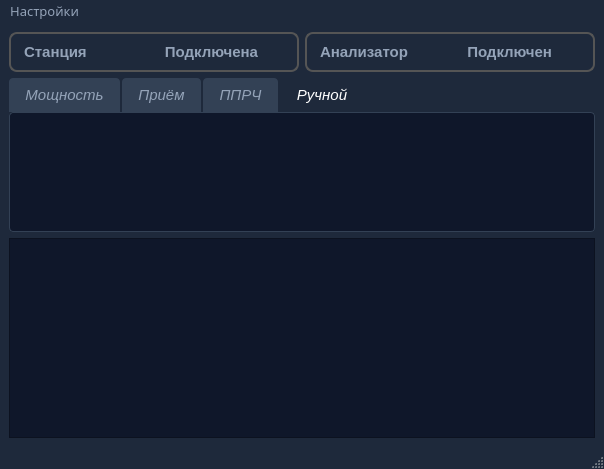
Old version of the form mainwindow.ui in the repository vitalisimys/Check_station.
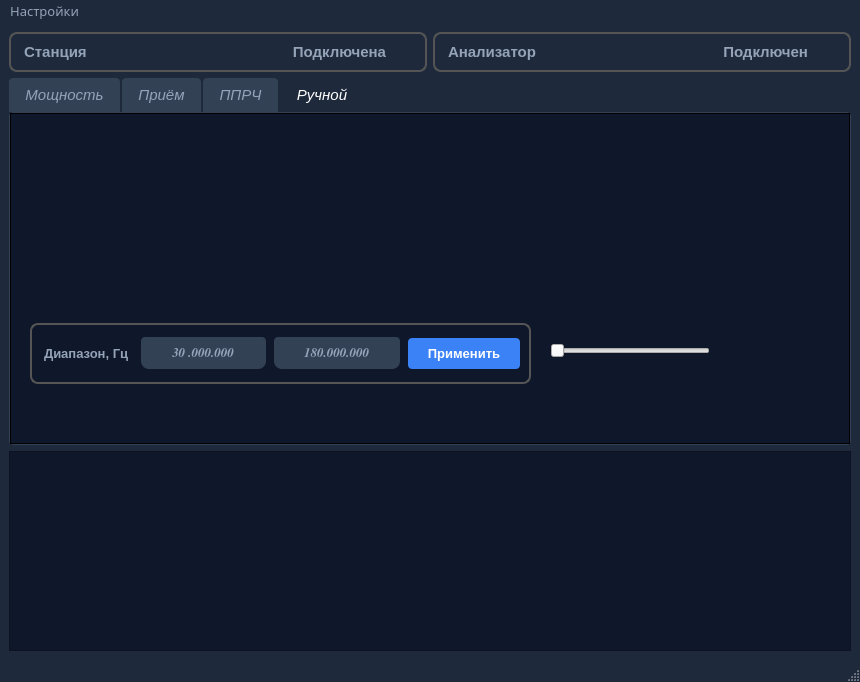
New version of the form. The open tabs and pages were chosen to show the change. Icons and pictures are not drawn. Custom widgets are drawn as their Qt base class.

Patch:
```diff
--- a/mainwindow.ui
+++ b/mainwindow.ui
@@ -9,8 +9,8 @@
    <rect>
     <x>0</x>
     <y>0</y>
-    <width>604</width>
-    <height>469</height>
+    <width>860</width>
+    <height>682</height>
    </rect>
   </property>
   <property name="windowTitle">
@@ -261,35 +261,47 @@
       </property>
       <property name="styleSheet">
        <string notr="true">QTabWidget::pane {
-    border: 1px solid #334155;
-    background-color: #0f172a;
-    border-radius: 4px;
-	color: #94a3b8;
+border: 1px solid #334155;
+background-color: #0f172a;
+border-radius: 4px;
+color: #94a3b8;
 }
 
-
 QTabBar::tab {
-    background-color: #334155;
-    color: #94a3b8;
-    padding: 8px 16px;
-    margin-right: 2px;
-    border-top-left-radius: 4px;
-    border-top-right-radius: 4px;
+background-color: #334155;
+color: #94a3b8;
+padding: 8px 16px;
+margin-right: 2px;
+border-top-left-radius: 4px;
+border-top-right-radius: 4px;
 }
 
 QTabBar::tab:selected {
-    background-color: #1e293b;
-    color: #ffffff;
+background-color: #1e293b;
+color: #ffffff;
 }
 
 QTabBar::tab:hover:!selected {
     background-color: #475569;
+}
+
+QTabBar::tab:disabled {
+    background-color: #1e293b;
+    color: #64748b;
+}
+
+#tabPower, #tabFHSS, #tabHands, #tabRecieve {
+    background-color: #0f172a;
+    border: 1px solid transparent; /* или solid #334155, если нужна рамка */
 }</string>
       </property>
       <property name="currentIndex">
        <number>0</number>
       </property>
-      <widget class="QWidget" name="tab">
+      <property name="elideMode">
+       <enum>Qt::ElideNone</enum>
+      </property>
+      <widget class="QWidget" name="tabPower">
        <property name="styleSheet">
         <string notr="true">#tab {
 background: #0f172a;
@@ -310,10 +322,223 @@
         <string>ППРЧ</string>
        </attribute>
       </widget>
-      <widget class="QWidget" name="tab_4">
+      <widget class="QWidget" name="tabHands">
+       <property name="styleSheet">
+        <string notr="true">#tabHands {
+background: #0f172a;
+border: 1px solid
+}</string>
+       </property>
        <attribute name="title">
         <string>Ручной</string>
        </attribute>
+       <widget class="QCustomPlot" name="plotWidget" native="true">
+        <property name="geometry">
+         <rect>
+          <x>0</x>
+          <y>10</y>
+          <width>321</width>
+          <height>171</height>
+         </rect>
+        </property>
+       </widget>
+       <widget class="QFrame" name="frameRange">
+        <property name="geometry">
+         <rect>
+          <x>20</x>
+          <y>210</y>
+          <width>501</width>
+          <height>61</height>
+         </rect>
+        </property>
+        <property name="sizePolicy">
+         <sizepolicy hsizetype="Preferred" vsizetype="Fixed">
+          <horstretch>0</horstretch>
+          <verstretch>0</verstretch>
+         </sizepolicy>
+        </property>
+        <property name="styleSheet">
+         <string notr="true">#frameRange {
+    color: #10b981;
+    border-radius: 8px;        /* Закругленные углы*/ 
+    border: 2px solid #555555; /* Тонкая рамка */
+}</string>
+        </property>
+        <property name="frameShape">
+         <enum>QFrame::StyledPanel</enum>
+        </property>
+        <property name="frameShadow">
+         <enum>QFrame::Raised</enum>
+        </property>
+        <layout class="QHBoxLayout" name="horizontalLayout_4">
+         <item>
+          <widget class="QLabel" name="labelRange">
+           <property name="font">
+            <font>
+             <pointsize>10</pointsize>
+             <bold>true</bold>
+            </font>
+           </property>
+           <property name="styleSheet">
+            <string notr="true">#labelRange {
+    color: #94a3b8;
+    margin-right: 2px;
+}</string>
+           </property>
+           <property name="text">
+            <string>Диапазон, Гц</string>
+           </property>
+          </widget>
+         </item>
+         <item>
+          <widget class="QLineEdit" name="lineEditFreqStart">
+           <property name="sizePolicy">
+            <sizepolicy hsizetype="Fixed" vsizetype="Fixed">
+             <horstretch>0</horstretch>
+             <verstretch>0</verstretch>
+            </sizepolicy>
+           </property>
+           <property name="font">
+            <font>
+             <family>FreeSerif</family>
+             <pointsize>10</pointsize>
+             <italic>true</italic>
+             <bold>true</bold>
+            </font>
+           </property>
+           <property name="styleSheet">
+            <string notr="true">#lineEditFreqStart{
+background-color: #334155;
+border-radius: 8px;        /* Закругленные углы*/ 
+color: #94a3b8;
+padding: 8px 16px;
+margin-right: 2px;
+border-top-left-radius: 4px;
+border-top-right-radius: 4px;
+}</string>
+           </property>
+           <property name="inputMask">
+            <string>999.999.999</string>
+           </property>
+           <property name="text">
+            <string>30.000.000</string>
+           </property>
+           <property name="frame">
+            <bool>false</bool>
+           </property>
+           <property name="echoMode">
+            <enum>QLineEdit::Normal</enum>
+           </property>
+           <property name="alignment">
+            <set>Qt::AlignCenter</set>
+           </property>
+           <property name="placeholderText">
+            <string>0000.000.000</string>
+           </property>
+          </widget>
+         </item>
+         <item>
+          <widget class="QLineEdit" name="lineEditFreqStop">
+           <property name="sizePolicy">
+            <sizepolicy hsizetype="Fixed" vsizetype="Fixed">
+             <horstretch>0</horstretch>
+             <verstretch>0</verstretch>
+            </sizepolicy>
+           </property>
+           <property name="font">
+            <font>
+             <family>FreeSerif</family>
+             <pointsize>10</pointsize>
+             <italic>true</italic>
+             <bold>true</bold>
+            </font>
+           </property>
+           <property name="styleSheet">
+            <string notr="true">#lineEditFreqStop{
+background-color: #334155;
+color: #94a3b8;
+border-radius: 8px;        /* Закругленные углы*/ 
+padding: 8px 16px;
+margin-right: 2px;
+border-top-left-radius: 4px;
+border-top-right-radius: 4px;
+}</string>
+           </property>
+           <property name="inputMask">
+            <string>999.999.999</string>
+           </property>
+           <property name="text">
+            <string>180.000.000</string>
+           </property>
+           <property name="alignment">
+            <set>Qt::AlignCenter</set>
+           </property>
+           <property name="placeholderText">
+            <string>0000.000.000</string>
+           </property>
+          </widget>
+         </item>
+         <item>
+          <widget class="QPushButton" name="pushButton">
+           <property name="font">
+            <font>
+             <pointsize>10</pointsize>
+             <bold>true</bold>
+            </font>
+           </property>
+           <property name="styleSheet">
+            <string notr="true">QPushButton {
+    background-color: #3b82f6;         /* Синий акцент */
+    color: white;
+    border: none;
+    padding: 8px 16px;
+    border-radius: 4px;
+    font-weight: bold;
+    min-width: 80px;
+}
+
+QPushButton:hover {
+    background-color: #2563eb;
+}
+
+QPushButton:pressed {
+    background-color: #1d4ed8;
+}
+
+QPushButton:disabled {
+    background-color: #475569;
+    color: #94a3b8;
+}</string>
+           </property>
+           <property name="text">
+            <string>Применить</string>
+           </property>
+          </widget>
+         </item>
+        </layout>
+       </widget>
+       <widget class="QSlider" name="horizontalSlider">
+        <property name="geometry">
+         <rect>
+          <x>540</x>
+          <y>230</y>
+          <width>160</width>
+          <height>16</height>
+         </rect>
+        </property>
+        <property name="maximum">
+         <number>4</number>
+        </property>
+        <property name="pageStep">
+         <number>1</number>
+        </property>
+        <property name="tracking">
+         <bool>true</bool>
+        </property>
+        <property name="orientation">
+         <enum>Qt::Horizontal</enum>
+        </property>
+       </widget>
       </widget>
      </widget>
     </item>
@@ -407,7 +632,7 @@
     <rect>
      <x>0</x>
      <y>0</y>
-     <width>604</width>
+     <width>860</width>
      <height>21</height>
     </rect>
    </property>
@@ -453,6 +678,14 @@
    </property>
   </action>
  </widget>
+ <customwidgets>
+  <customwidget>
+   <class>QCustomPlot</class>
+   <extends>QWidget</extends>
+   <header>qcustomplot.h</header>
+   <container>1</container>
+  </customwidget>
+ </customwidgets>
  <resources>
   <include location="res.qrc"/>
  </resources>
```
Left out of the diff: 8 changed lines with no effect on the pictures.
